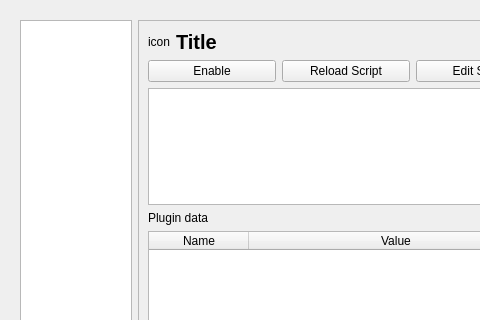
First picture: the form in src/dialogs/dialog_plugins.ui, repository mbasaglia/Knotter, before the edit; both pictures show x 0 to 480 and y 0 to 320 of the 574 by 427 pixel window.
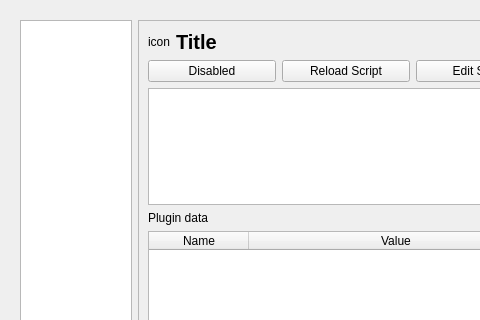
Second picture: the form after the edit. Icons and pictures are not drawn.

```diff
--- a/src/dialogs/dialog_plugins.ui
+++ b/src/dialogs/dialog_plugins.ui
@@ -89,7 +89,7 @@
            <item>
             <widget class="QPushButton" name="check_enable">
              <property name="text">
-              <string>Enable</string>
+              <string>Disabled</string>
              </property>
              <property name="checkable">
               <bool>true</bool>
```
